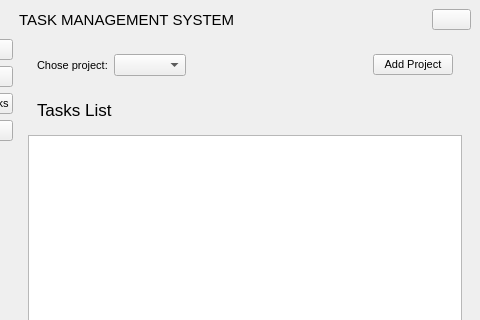
This is ui/interface.ui in VicMbugua/TaskManagementSystem as Qt 5 draws it before an edit; both pictures show x 134 to 614 and y 0 to 320 of the 614 by 508 pixel window. The edited form follows.
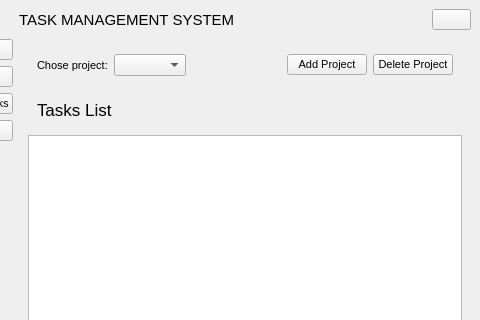
This is the edited form. Icons and pictures are not drawn.

What changed in the file:
```diff
--- a/ui/interface.ui
+++ b/ui/interface.ui
@@ -577,6 +577,13 @@
                 </property>
                </widget>
               </item>
+              <item>
+               <widget class="QPushButton" name="delete_project_btn">
+                <property name="text">
+                 <string>Delete Project</string>
+                </property>
+               </widget>
+              </item>
              </layout>
             </widget>
            </item>
```
